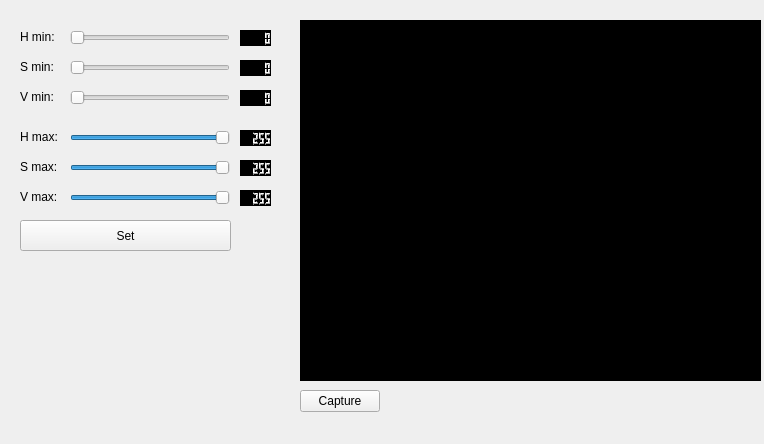
Qt form setcolorrange.ui (mateus558/RinoBot-System) before a commit.
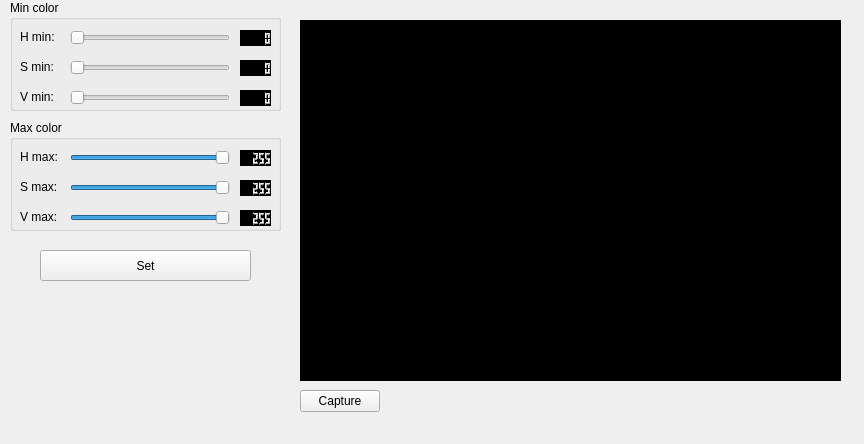
The same form after that commit.

Patch:
```diff
--- a/setcolorrange.ui
+++ b/setcolorrange.ui
@@ -6,7 +6,7 @@
    <rect>
     <x>0</x>
     <y>0</y>
-    <width>764</width>
+    <width>864</width>
     <height>444</height>
    </rect>
   </property>
@@ -104,7 +104,7 @@
    <property name="geometry">
     <rect>
      <x>20</x>
-     <y>130</y>
+     <y>150</y>
      <width>59</width>
      <height>14</height>
     </rect>
@@ -117,7 +117,7 @@
    <property name="geometry">
     <rect>
      <x>20</x>
-     <y>190</y>
+     <y>210</y>
      <width>59</width>
      <height>14</height>
     </rect>
@@ -130,7 +130,7 @@
    <property name="geometry">
     <rect>
      <x>70</x>
-     <y>160</y>
+     <y>180</y>
      <width>160</width>
      <height>16</height>
     </rect>
@@ -149,7 +149,7 @@
    <property name="geometry">
     <rect>
      <x>70</x>
-     <y>130</y>
+     <y>150</y>
      <width>160</width>
      <height>16</height>
     </rect>
@@ -171,7 +171,7 @@
    <property name="geometry">
     <rect>
      <x>70</x>
-     <y>190</y>
+     <y>210</y>
      <width>160</width>
      <height>16</height>
     </rect>
@@ -190,7 +190,7 @@
    <property name="geometry">
     <rect>
      <x>20</x>
-     <y>160</y>
+     <y>180</y>
      <width>59</width>
      <height>14</height>
     </rect>
@@ -204,7 +204,7 @@
     <rect>
      <x>300</x>
      <y>20</y>
-     <width>461</width>
+     <width>541</width>
      <height>361</height>
     </rect>
    </property>
@@ -258,7 +258,7 @@
    <property name="geometry">
     <rect>
      <x>240</x>
-     <y>130</y>
+     <y>150</y>
      <width>31</width>
      <height>16</height>
     </rect>
@@ -274,7 +274,7 @@
    <property name="geometry">
     <rect>
      <x>240</x>
-     <y>160</y>
+     <y>180</y>
      <width>31</width>
      <height>16</height>
     </rect>
@@ -290,7 +290,7 @@
    <property name="geometry">
     <rect>
      <x>240</x>
-     <y>190</y>
+     <y>210</y>
      <width>31</width>
      <height>16</height>
     </rect>
@@ -305,8 +305,8 @@
   <widget class="QPushButton" name="pushButton">
    <property name="geometry">
     <rect>
-     <x>20</x>
-     <y>220</y>
+     <x>40</x>
+     <y>250</y>
      <width>211</width>
      <height>31</height>
     </rect>
@@ -328,6 +328,55 @@
     <string>Capture</string>
    </property>
   </widget>
+  <widget class="QGroupBox" name="groupBox">
+   <property name="geometry">
+    <rect>
+     <x>10</x>
+     <y>0</y>
+     <width>271</width>
+     <height>111</height>
+    </rect>
+   </property>
+   <property name="title">
+    <string>Min color</string>
+   </property>
+  </widget>
+  <widget class="QGroupBox" name="groupBox_2">
+   <property name="geometry">
+    <rect>
+     <x>10</x>
+     <y>120</y>
+     <width>271</width>
+     <height>111</height>
+    </rect>
+   </property>
+   <property name="title">
+    <string>Max color</string>
+   </property>
+  </widget>
+  <zorder>groupBox_2</zorder>
+  <zorder>groupBox</zorder>
+  <zorder>horizontalSlider</zorder>
+  <zorder>horizontalSlider_2</zorder>
+  <zorder>horizontalSlider_3</zorder>
+  <zorder>label</zorder>
+  <zorder>label_2</zorder>
+  <zorder>label_3</zorder>
+  <zorder>label_4</zorder>
+  <zorder>label_5</zorder>
+  <zorder>horizontalSlider_5</zorder>
+  <zorder>horizontalSlider_4</zorder>
+  <zorder>horizontalSlider_6</zorder>
+  <zorder>label_6</zorder>
+  <zorder>label_7</zorder>
+  <zorder>lcdNumber</zorder>
+  <zorder>lcdNumber_2</zorder>
+  <zorder>lcdNumber_3</zorder>
+  <zorder>lcdNumber_4</zorder>
+  <zorder>lcdNumber_5</zorder>
+  <zorder>lcdNumber_6</zorder>
+  <zorder>pushButton</zorder>
+  <zorder>pushButton_2</zorder>
  </widget>
  <resources/>
  <connections/>
```
Left out of the diff: 3 changed lines with no effect on the pictures.
